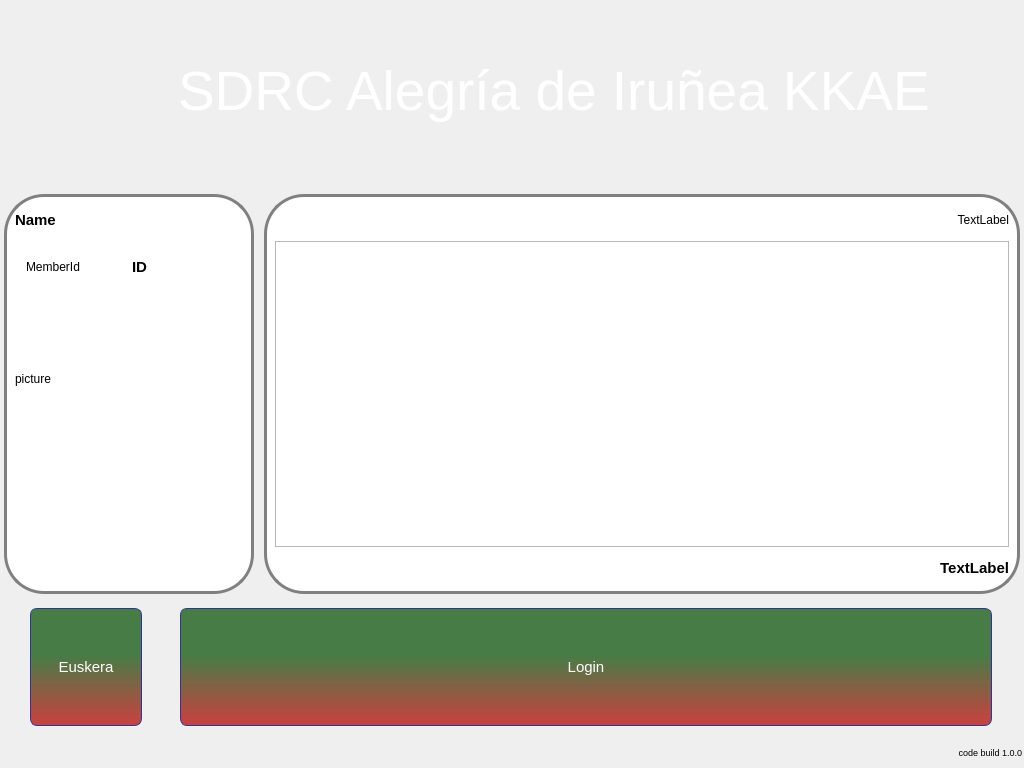
eguzki/penyamanager, file penyamanager/user/loginwindow.ui: the form before one commit.
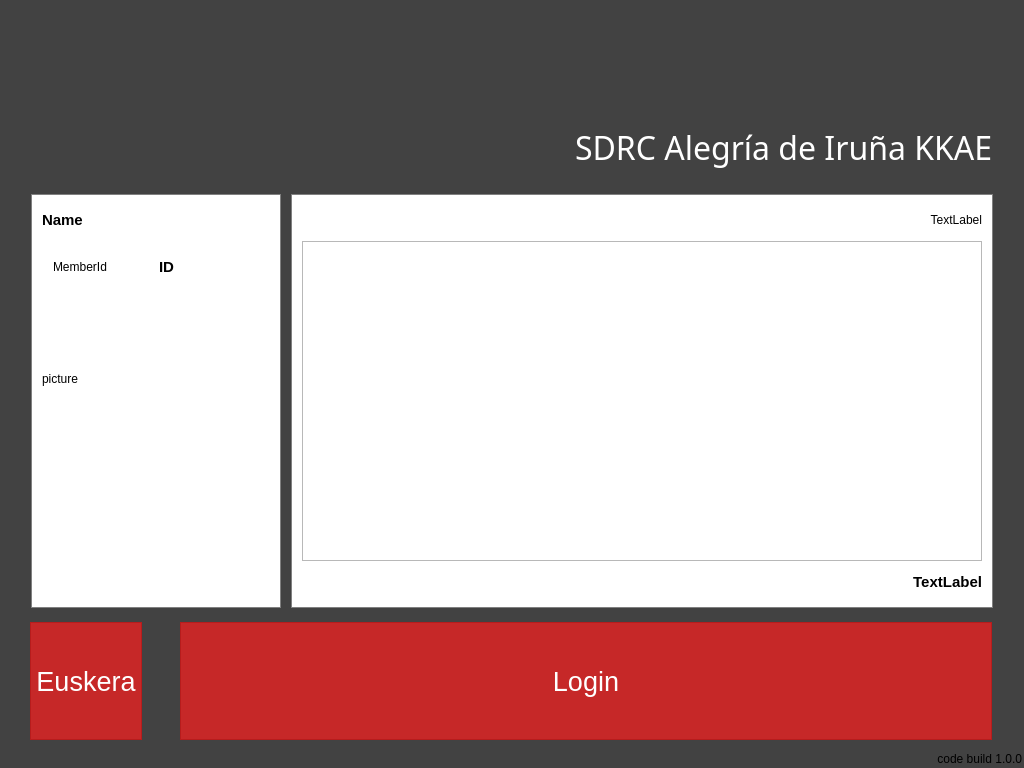
The form after the commit. Icons and pictures are not drawn.

What changed in the file:
```diff
--- a/penyamanager/user/loginwindow.ui
+++ b/penyamanager/user/loginwindow.ui
@@ -35,18 +35,33 @@
 
 #penyaLabel{
 color: white;
-font-size: 55px;
+font: 75 24pt &quot;Navarre&quot;;
+}
+
+#LoginWindow {
+background: rgb(66, 66, 66);
+}
+QPushButton {
+color: white;
+background-color: rgb(198, 40, 40);
+border-width: 1px;
+border-color: rgb(183, 28, 28);
+border-style: solid;
+padding: 3px;
+font-size: 27px;
+padding-left: 5px;
+padding-right: 5px;
+
 }
 
 #languagePushButton {
 color: white;
-background-color: qlineargradient(spread:pad, x1:0, y1:0, x2:0, y2:1, stop:0.397906 rgba(71, 124, 70, 255), stop:1 rgba(202, 64, 64, 255));
 border-width: 1px;
-border-color: #339;
 border-style: solid;
-border-radius: 7;
+border-radius: 0;
 padding: 3px;
-font-size: 15px;
+font: 75 20pt &quot;Calibri&quot;;
+
 padding-left: 5px;
 padding-right: 5px;
 min-width: 50px;
@@ -57,13 +72,11 @@
 
 #loginPushButton {
 color: white;
-background-color: qlineargradient(spread:pad, x1:0, y1:0, x2:0, y2:1, stop:0.397906 rgba(71, 124, 70, 255), stop:1 rgba(202, 64, 64, 255));
 border-width: 1px;
-border-color: #339;
 border-style: solid;
-border-radius: 7;
+border-radius: 0;
 padding: 3px;
-font-size: 15px;
+font: 75 48pt &quot;Calibri&quot;;
 padding-left: 5px;
 padding-right: 5px;
 min-width: 50px;
@@ -73,14 +86,14 @@
 }
 
 #lastInvoiceInfoWidget {
-border: 3px solid gray;
-border-radius: 40px;
+border: 1px solid gray;
+border-radius: 0px;
 background: white;
 }
 
 #lastMemberWidget {
-border: 3px solid gray;
-border-radius: 40px;
+border: 1px solid gray;
+border-radius: 0px;
 background: white;
 }
 
@@ -135,6 +148,15 @@
       </size>
      </property>
      <layout class="QHBoxLayout" name="horizontalLayout">
+      <property name="leftMargin">
+       <number>30</number>
+      </property>
+      <property name="topMargin">
+       <number>17</number>
+      </property>
+      <property name="rightMargin">
+       <number>30</number>
+      </property>
       <item>
        <widget class="QWidget" name="imageWidget" native="true">
         <property name="minimumSize">
@@ -154,18 +176,6 @@
         </property>
        </widget>
       </item>
-      <item>
-       <widget class="QLabel" name="penyaLabel">
-        <property name="font">
-         <font>
-          <pointsize>-1</pointsize>
-         </font>
-        </property>
-        <property name="text">
-         <string notr="true">SDRC Alegría de Iruñea KKAE</string>
-        </property>
-       </widget>
-      </item>
       <item>
        <spacer name="horizontalSpacer_2">
         <property name="orientation">
@@ -179,6 +189,28 @@
         </property>
        </spacer>
       </item>
+      <item>
+       <widget class="QLabel" name="penyaLabel">
+        <property name="font">
+         <font>
+          <family>Navarre</family>
+          <pointsize>24</pointsize>
+          <weight>9</weight>
+          <italic>false</italic>
+          <bold>false</bold>
+         </font>
+        </property>
+        <property name="text">
+         <string notr="true">SDRC Alegría de Iruña KKAE</string>
+        </property>
+        <property name="textFormat">
+         <enum>Qt::AutoText</enum>
+        </property>
+        <property name="alignment">
+         <set>Qt::AlignBottom|Qt::AlignLeading|Qt::AlignLeft</set>
+        </property>
+       </widget>
+      </item>
      </layout>
     </widget>
    </item>
@@ -189,13 +221,13 @@
        <number>10</number>
       </property>
       <property name="leftMargin">
-       <number>3</number>
+       <number>30</number>
       </property>
       <property name="topMargin">
        <number>3</number>
       </property>
       <property name="rightMargin">
-       <number>3</number>
+       <number>30</number>
       </property>
       <property name="bottomMargin">
        <number>3</number>
@@ -472,7 +504,7 @@
      <property name="minimumSize">
       <size>
        <width>0</width>
-       <height>30</height>
+       <height>15</height>
       </size>
      </property>
      <property name="maximumSize">
@@ -499,11 +531,6 @@
       </property>
       <item>
        <widget class="QLabel" name="versionLabel">
-        <property name="font">
-         <font>
-          <pointsize>7</pointsize>
-         </font>
-        </property>
         <property name="layoutDirection">
          <enum>Qt::LeftToRight</enum>
         </property>
```
Left out of the diff: 2 changed lines with no effect on the pictures.
